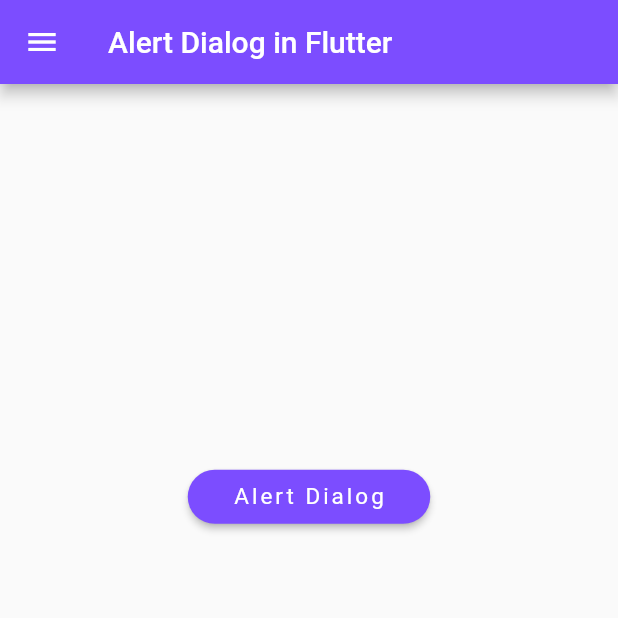
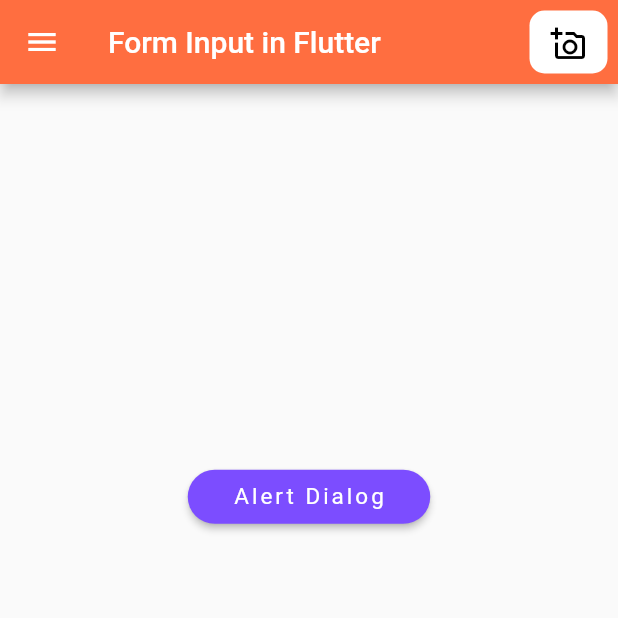
Before and after one commit to Ridoy-paul/flutter-components, a Flutter app: the screen it shows after launch, on a phone screen of 412 x 824 dp, the top half of it. Run offline on Flutter 3.47's test engine with Material 2 defaults, Android fonts, the phone set to English and light mode, and no system bars.

Commit message:
form input running

```diff
--- a/lib/main.dart
+++ b/lib/main.dart
@@ -57,11 +57,23 @@ class HomePage extends StatelessWidget {
 
     return Scaffold(
       appBar: AppBar(
-        title: Text('Alert Dialog in Flutter'),
-        backgroundColor: Colors.deepPurpleAccent,
+        title: Text('Form Input in Flutter'),
+        backgroundColor: Colors.deepOrangeAccent,
         centerTitle: false,
         leading: Icon(Icons.menu),
+        actions: [
+          Container(
+            margin: EdgeInsets.all(7),
+            padding: EdgeInsets.all(2),
+            decoration: BoxDecoration(
+              color: Colors.white,
+              borderRadius: BorderRadius.circular(10),
+            ),
+              child: IconButton(onPressed: (){}, icon: Icon(Icons.add_a_photo_outlined), color: Colors.black,)
+          ),
+        ],
       ),
+
       body: SafeArea(
         child: Container(
           padding: EdgeInsets.fromLTRB(2, 4, 2, 4),
```
